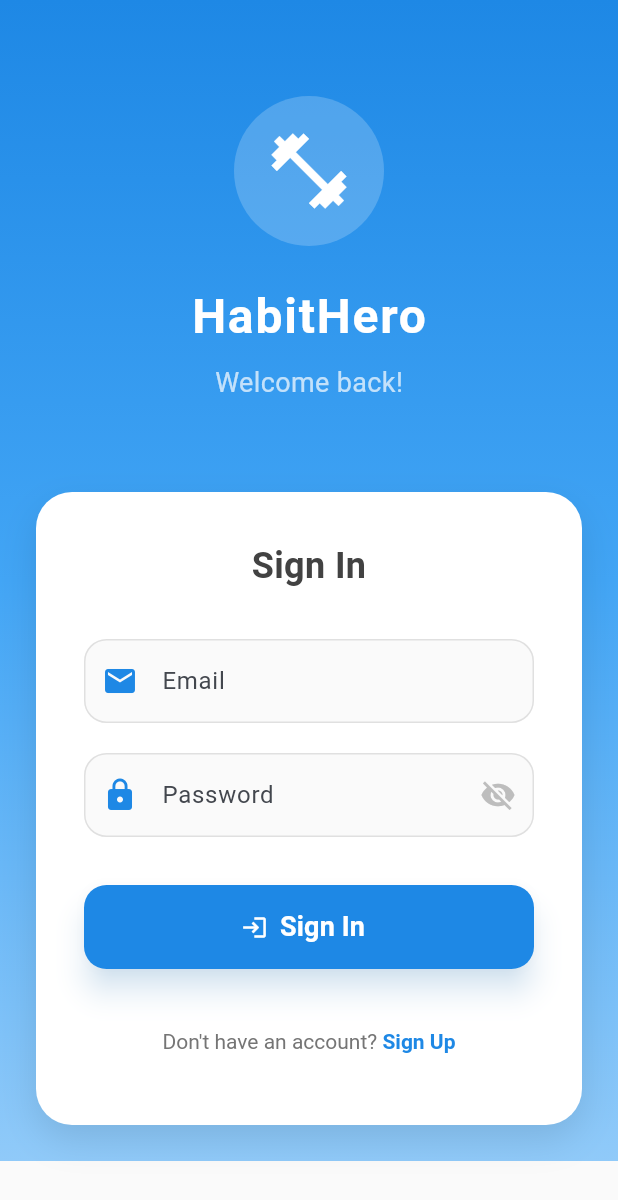
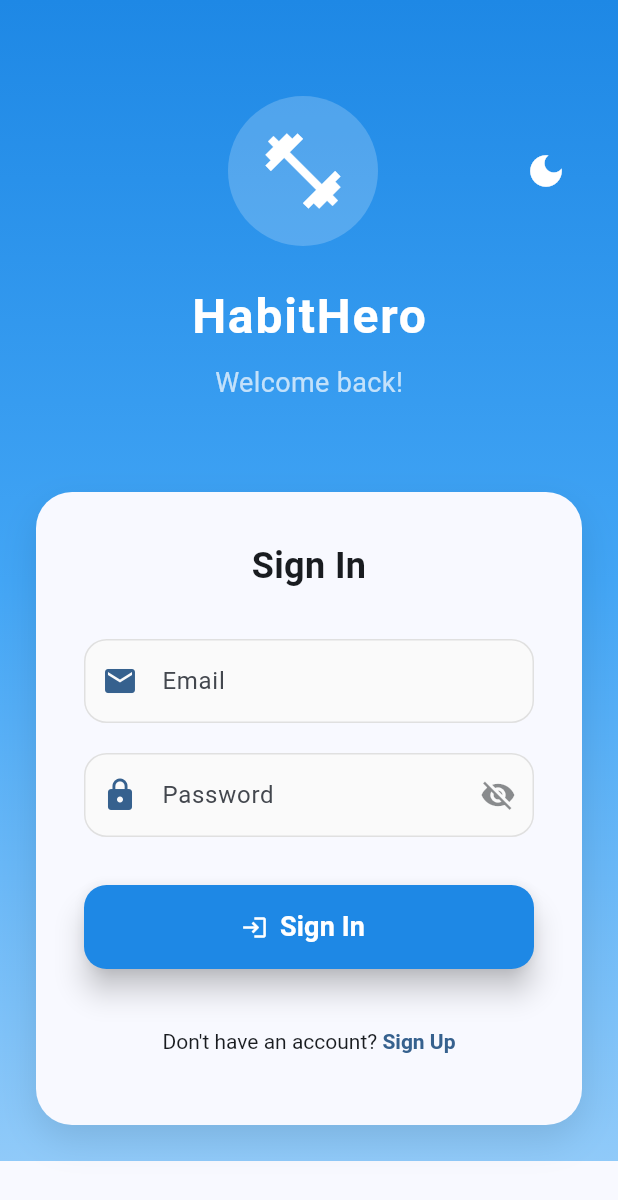
Before and after one commit to RkTushar/habithero, a Flutter app: the screen it shows after launch, on a phone screen of 412 x 824 dp. Shown: the top 1200 px of the screen. Run offline on Flutter 3.47's test engine with Material 3 defaults, Android fonts, the phone set to English and light mode, and no system bars; our stand-ins replace cloud_firestore, firebase_auth, firebase_core, flutter_local_notifications, shared_preferences, table_calendar and 1 more; accounts and stored records are empty.

Commit message:
Update login_screen.dart

```diff
--- a/lib/screens/login_screen.dart
+++ b/lib/screens/login_screen.dart
@@ -1,6 +1,8 @@
 import 'package:flutter/material.dart';
 import 'package:firebase_auth/firebase_auth.dart';
+import 'package:provider/provider.dart';
 import 'home_screen.dart';
+import '../services/theme_service.dart';
 
 class LoginScreen extends StatefulWidget {
   @override
@@ -65,14 +67,18 @@ class _LoginScreenState extends State<LoginScreen> {
 
   @override
   Widget build(BuildContext context) {
+    final theme = Theme.of(context);
+    final isDark = theme.brightness == Brightness.dark;
+
     return Scaffold(
-      backgroundColor: Colors.grey[50],
       body: Container(
         decoration: BoxDecoration(
           gradient: LinearGradient(
             begin: Alignment.topCenter,
             end: Alignment.bottomCenter,
-            colors: [Colors.blue[600]!, Colors.blue[400]!, Colors.blue[200]!],
+            colors: isDark
+                ? [Colors.blue[800]!, Colors.blue[600]!, Colors.blue[400]!]
+                : [Colors.blue[600]!, Colors.blue[400]!, Colors.blue[200]!],
           ),
         ),
         child: SafeArea(
@@ -80,11 +86,15 @@ class _LoginScreenState extends State<LoginScreen> {
             padding: const EdgeInsets.all(24),
             child: Column(
               children: [
-                // Header Section
+                // Header Section with Theme Toggle
                 Container(
                   padding: EdgeInsets.symmetric(vertical: 40),
                   child: Column(
                     children: [
+                      Row(
+                        mainAxisAlignment: MainAxisAlignment.spaceBetween,
+                        children: [
+                          SizedBox(width: 40), // Spacer for centering
                           Container(
                             padding: EdgeInsets.all(20),
                             decoration: BoxDecoration(
@@ -96,6 +106,18 @@ class _LoginScreenState extends State<LoginScreen> {
                               size: 60,
                               color: Colors.white,
                             ),
+                          ),
+                          IconButton(
+                            icon: Icon(
+                              isDark ? Icons.light_mode : Icons.dark_mode,
+                              color: Colors.white,
+                              size: 28,
+                            ),
+                            onPressed: () {
+                              context.read<ThemeService>().toggleTheme();
+                            },
+                          ),
+                        ],
                       ),
                       SizedBox(height: 24),
                       Text(
@@ -123,7 +145,7 @@ class _LoginScreenState extends State<LoginScreen> {
                 Container(
                   margin: EdgeInsets.only(top: 20),
                   decoration: BoxDecoration(
-                    color: Colors.white,
+                    color: theme.cardColor,
                     borderRadius: BorderRadius.circular(24),
                     boxShadow: [
                       BoxShadow(
@@ -143,7 +165,7 @@ class _LoginScreenState extends State<LoginScreen> {
                           style: TextStyle(
                             fontSize: 24,
                             fontWeight: FontWeight.bold,
-                            color: Colors.grey[800],
+                            color: theme.textTheme.titleLarge?.color,
                           ),
                           textAlign: TextAlign.center,
                         ),
@@ -157,25 +179,8 @@ class _LoginScreenState extends State<LoginScreen> {
                           decoration: InputDecoration(
                             labelText: 'Email',
                             hintText: 'Enter your email',
-                            prefixIcon:
-                                Icon(Icons.email, color: Colors.blue[600]),
-                            border: OutlineInputBorder(
-                              borderRadius: BorderRadius.circular(15),
-                              borderSide: BorderSide(color: Colors.grey[300]!),
-                            ),
-                            enabledBorder: OutlineInputBorder(
-                              borderRadius: BorderRadius.circular(15),
-                              borderSide: BorderSide(color: Colors.grey[300]!),
-                            ),
-                            focusedBorder: OutlineInputBorder(
-                              borderRadius: BorderRadius.circular(15),
-                              borderSide: BorderSide(
-                                  color: Colors.blue[600]!, width: 2),
-                            ),
-                            filled: true,
-                            fillColor: Colors.grey[50],
-                            contentPadding: EdgeInsets.symmetric(
-                                horizontal: 16, vertical: 16),
+                            prefixIcon: Icon(Icons.email,
+                                color: theme.colorScheme.primary),
                           ),
                         ),
                         SizedBox(height: 20),
@@ -186,27 +191,11 @@ class _LoginScreenState extends State<LoginScreen> {
                           decoration: InputDecoration(
                             labelText: 'Password',
                             hintText: 'Enter your password',
-                            prefixIcon:
-                                Icon(Icons.lock, color: Colors.blue[600]),
+                            prefixIcon: Icon(Icons.lock,
+                                color: theme.colorScheme.primary),
                             suffixIcon: Icon(Icons.visibility_off,
-                                color: Colors.grey[400]),
-                            border: OutlineInputBorder(
-                              borderRadius: BorderRadius.circular(15),
-                              borderSide: BorderSide(color: Colors.grey[300]!),
-                            ),
-                            enabledBorder: OutlineInputBorder(
-                              borderRadius: BorderRadius.circular(15),
-                              borderSide: BorderSide(color: Colors.grey[300]!),
-                            ),
-                            focusedBorder: OutlineInputBorder(
-                              borderRadius: BorderRadius.circular(15),
-                              borderSide: BorderSide(
-                                  color: Colors.blue[600]!, width: 2),
-                            ),
-                            filled: true,
-                            fillColor: Colors.grey[50],
-                            contentPadding: EdgeInsets.symmetric(
-                                horizontal: 16, vertical: 16),
+                                color: theme.colorScheme.onSurface
+                                    .withOpacity(0.5)),
                           ),
                           obscureText: true,
                           textInputAction: TextInputAction.done,
@@ -220,7 +209,7 @@ class _LoginScreenState extends State<LoginScreen> {
                                 child: Center(
                                   child: CircularProgressIndicator(
                                     valueColor: AlwaysStoppedAnimation<Color>(
-                                        Colors.blue[600]!),
+                                        theme.colorScheme.primary),
                                   ),
                                 ),
                               )
@@ -240,15 +229,6 @@ class _LoginScreenState extends State<LoginScreen> {
                                       color: Colors.white,
                                     ),
                                   ),
-                                  style: ElevatedButton.styleFrom(
-                                    backgroundColor: Colors.blue[600],
-                                    foregroundColor: Colors.white,
-                                    shape: RoundedRectangleBorder(
-                                      borderRadius: BorderRadius.circular(15),
-                                    ),
-                                    elevation: 8,
-                                    shadowColor: Colors.blue.withOpacity(0.3),
-                                  ),
                                 ),
                               ),
                         SizedBox(height: 24),
@@ -262,7 +242,8 @@ class _LoginScreenState extends State<LoginScreen> {
                           },
                           child: RichText(
                             text: TextSpan(
-                              style: TextStyle(color: Colors.grey[600]),
+                              style: TextStyle(
+                                  color: theme.textTheme.bodyMedium?.color),
                               children: [
                                 TextSpan(
                                   text: isLogin
@@ -272,7 +253,7 @@ class _LoginScreenState extends State<LoginScreen> {
                                 TextSpan(
                                   text: isLogin ? "Sign Up" : "Sign In",
                                   style: TextStyle(
-                                    color: Colors.blue[600],
+                                    color: theme.colorScheme.primary,
                                     fontWeight: FontWeight.bold,
                                   ),
                                 ),
```
Lines whose indentation alone changed are shown as unchanged.
